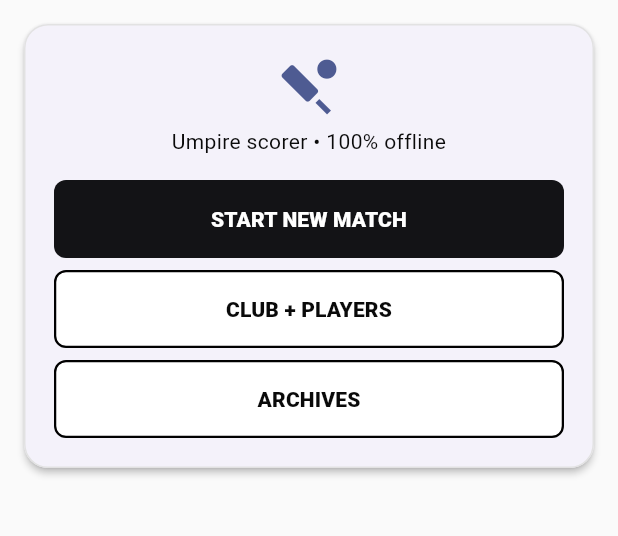
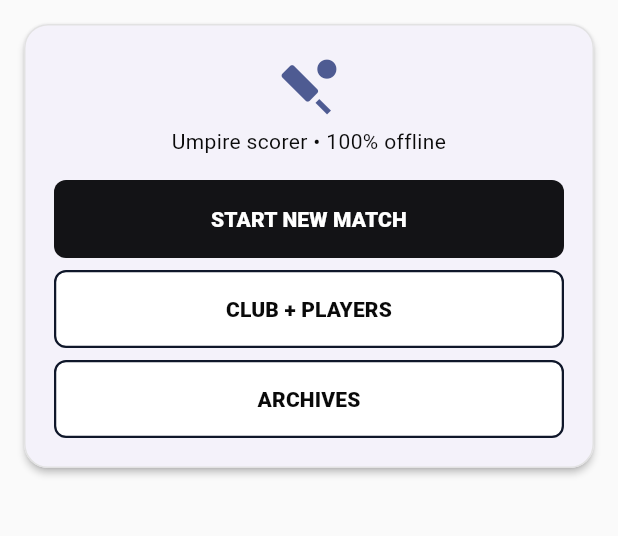
Before and after one commit to sanjaydev0/cricket-scoring-flutter, a Flutter app: the screen it shows after launch, after a tap on the "close" icon, on a phone screen of 412 x 824 dp, the part 84-620 px from its top. Run offline on Flutter 3.47's test engine with Material 3 defaults, Android fonts, the phone set to English and light mode, and no system bars; our stand-ins replace shared_preferences; missing offline and left inert: flutter_soloud.

Commit message:
docs: one daylight-hardened design contract, enforced by the gate
DESIGN.md was advice the app did not follow: a generated design-system/
tree shipped a web template (CDN fonts, backdrop blur, page overrides) that
outranked it, and the doc described light-mode hex values while the app
ships a dark theme too.

- Delete design-system/ and rewrite DESIGN.md in theme roles: no YAML token
  block, no hex tables, no viewer/rooms, and five named rules the code now
  obeys (Sunlight, Locked-Not-Faded, Ink-Not-Tint, Event Colour, One Numeral,
  Border-Not-Shadow, Single-Column-Of-Content).
- DesignTokens becomes a ThemeExtension registered on both UmpireTheme.light()
  and dark(), so a role flips instead of a screen hardcoding a paper-only
  colour. Nine roles: primaryFill, onPrimaryFill, surfaceOutline, borderRow,
  lockedFill, lockedInk, statGoodInk, statGoodFill, statWarnInk.
- Fix the sunlight flaws the rewrite exposed: locked rows and keys get a
  solid fill with full-contrast ink and a lock glyph (19 ink-dimming sites
  gone), row dividers are 1px borderRow at full opacity, structural borders
  are surfaceOutline (RectBtn's secondary border was hardcoded black and so
  invisible in dark), the open setup team row is a solid team slab rather
  than a 10% wash, and derived figures use statGoodInk/statWarnInk instead
  of #22C55E/#F59E0B (2.1-2.2:1 on white).
- tool/check-master.sh now fails on a returning design-system/, a role named
  in DESIGN.md that app_tokens.dart lacks, onSurface.withValues(alpha: in
  screens, and bare bright green/amber — the doc cannot drift back.
- Move the component index to docs/ui-inventory.html (71 IDs, bento sheet,
  no viewer refs) and repoint tool/ui-inventory.sh at it.
- Update AGENTS.md (UI contract, gates, change router), APP.md's design
  pointer, .impeccable/design.json, and design_test.dart (7 tests pinning
  the roles, the locked row and both themes).

```diff
--- a/lib/core/theme/app_tokens.dart
+++ b/lib/core/theme/app_tokens.dart
@@ -63,21 +63,120 @@ class AppSpacing extends ThemeExtension<AppSpacing> {
   }
 }
 
-/// Softer-rule aliases: saturated glare-proof fills stay the source of truth
-/// in `StylePreset`; widgets read them via `context.tokens` instead of
-/// hardcoding a new hex value per screen.
+/// Semantic colour roles for the rules in `DESIGN.md`. A widget asks for a
+/// role ("the fill behind a locked row") and never for a hex value, so the same
+/// widget is legible on the paper theme and on the night theme.
+///
+/// This is a [ThemeExtension] on purpose: the old `const DesignTokens()` was
+/// theme-blind, which is how a light-mode `#E2E8F0` slab ends up on near-black.
 @immutable
-class DesignTokens {
+class DesignTokens extends ThemeExtension<DesignTokens> {
   /// Primary CTA fill (scoreboard-style near-black in both themes).
   final Color primaryFill;
   final Color onPrimaryFill;
+
+  /// Structural border: 1.5px around a card, sheet section or tile. Strong
+  /// enough to read in direct sun, where a 1px 50%-alpha hairline vanishes.
   final Color surfaceOutline;
 
+  /// Inner divider between rows of the same table/list. Solid, 1px, never
+  /// alpha-blended — the row rule is a rule, not a suggestion.
+  final Color borderRow;
+
+  /// Solid fill behind a locked or disabled row. A fill, not an opacity, so
+  /// the name stays readable at 10,000 lux.
+  final Color lockedFill;
+
+  /// Ink on [lockedFill]. Full contrast against its own fill.
+  final Color lockedInk;
+
+  /// Positive derived figure (wickets taken, a completed XI slot) as text.
+  final Color statGoodInk;
+
+  /// Pill fill when a positive figure needs to sit on a surface.
+  final Color statGoodFill;
+
+  /// Economy / strike-rate style advisory figure as text. Never bare amber.
+  final Color statWarnInk;
+
   const DesignTokens({
-    this.primaryFill = const Color(0xFF131316),
-    this.onPrimaryFill = Colors.white,
-    this.surfaceOutline = const Color(0xFFE2E2E2),
+    required this.primaryFill,
+    required this.onPrimaryFill,
+    required this.surfaceOutline,
+    required this.borderRow,
+    required this.lockedFill,
+    required this.lockedInk,
+    required this.statGoodInk,
+    required this.statGoodFill,
+    required this.statWarnInk,
   });
+
+  /// Paper theme: near-black structure, slate-filled locked rows, deep inks.
+  static const DesignTokens light = DesignTokens(
+    primaryFill: Color(0xFF131316),
+    onPrimaryFill: Colors.white,
+    surfaceOutline: Color(0xFF0F172A),
+    borderRow: Color(0xFFCBD5E1),
+    lockedFill: Color(0xFFE2E8F0),
+    lockedInk: Color(0xFF0F172A),
+    statGoodInk: Color(0xFF14532D),
+    statGoodFill: Color(0xFFDCFCE7),
+    statWarnInk: Color(0xFF92400E),
+  );
+
+  /// Night theme: the same roles, flipped so nothing turns into a light slab.
+  static const DesignTokens dark = DesignTokens(
+    primaryFill: Color(0xFFF2F2F2),
+    onPrimaryFill: Color(0xFF0A0A0A),
+    surfaceOutline: Color(0xFFE2E8F0),
+    borderRow: Color(0xFF3F3F46),
+    lockedFill: Color(0xFF24242A),
+    lockedInk: Color(0xFFE8E8EC),
+    statGoodInk: Color(0xFF6EE7A0),
+    statGoodFill: Color(0xFF0B2A18),
+    statWarnInk: Color(0xFFFCD34D),
+  );
+
+  @override
+  DesignTokens copyWith({
+    Color? primaryFill,
+    Color? onPrimaryFill,
+    Color? surfaceOutline,
+    Color? borderRow,
+    Color? lockedFill,
+    Color? lockedInk,
+    Color? statGoodInk,
+    Color? statGoodFill,
+    Color? statWarnInk,
+  }) {
+    return DesignTokens(
+      primaryFill: primaryFill ?? this.primaryFill,
+      onPrimaryFill: onPrimaryFill ?? this.onPrimaryFill,
+      surfaceOutline: surfaceOutline ?? this.surfaceOutline,
+      borderRow: borderRow ?? this.borderRow,
+      lockedFill: lockedFill ?? this.lockedFill,
+      lockedInk: lockedInk ?? this.lockedInk,
+      statGoodInk: statGoodInk ?? this.statGoodInk,
+      statGoodFill: statGoodFill ?? this.statGoodFill,
+      statWarnInk: statWarnInk ?? this.statWarnInk,
+    );
+  }
+
+  @override
+  DesignTokens lerp(ThemeExtension<DesignTokens>? other, double t) {
+    if (other is! DesignTokens) return this;
+    return DesignTokens(
+      primaryFill: Color.lerp(primaryFill, other.primaryFill, t)!,
+      onPrimaryFill: Color.lerp(onPrimaryFill, other.onPrimaryFill, t)!,
+      surfaceOutline: Color.lerp(surfaceOutline, other.surfaceOutline, t)!,
+      borderRow: Color.lerp(borderRow, other.borderRow, t)!,
+      lockedFill: Color.lerp(lockedFill, other.lockedFill, t)!,
+      lockedInk: Color.lerp(lockedInk, other.lockedInk, t)!,
+      statGoodInk: Color.lerp(statGoodInk, other.statGoodInk, t)!,
+      statGoodFill: Color.lerp(statGoodFill, other.statGoodFill, t)!,
+      statWarnInk: Color.lerp(statWarnInk, other.statWarnInk, t)!,
+    );
+  }
 }
 
 extension ThemeContextExtension on BuildContext {
@@ -86,5 +185,6 @@ extension ThemeContextExtension on BuildContext {
   TextTheme get textStyles => Theme.of(this).textTheme;
   AppSpacing get spacing =>
       Theme.of(this).extension<AppSpacing>() ?? const AppSpacing();
-  DesignTokens get tokens => const DesignTokens();
+  DesignTokens get tokens =>
+      Theme.of(this).extension<DesignTokens>() ?? DesignTokens.light;
 }
--- a/lib/theme.dart
+++ b/lib/theme.dart
@@ -249,7 +249,7 @@ class UmpireTheme {
         );
     return ThemeData(
       useMaterial3: true,
-      extensions: const [AppSpacing()],
+      extensions: const [AppSpacing(), DesignTokens.light],
       pageTransitionsTheme: const PageTransitionsTheme(
         builders: {
           TargetPlatform.android: _NoTransition(),
@@ -298,7 +298,7 @@ class UmpireTheme {
         );
     return ThemeData(
       useMaterial3: true,
-      extensions: const [AppSpacing()],
+      extensions: const [AppSpacing(), DesignTokens.dark],
       pageTransitionsTheme: const PageTransitionsTheme(
         builders: {
           TargetPlatform.android: _NoTransition(),
```
Also changed, not shown: lib/screens/club.dart (+4 -4 lines), lib/screens/match_detail.dart (+19 -20 lines), lib/screens/setup.dart (+16 -13 lines), lib/screens/sheets.dart (+21 -20 lines), lib/screens/summary.dart (+10 -18 lines), lib/screens/widgets.dart (+51 -47 lines), .impeccable/design.json, 9 other files.
